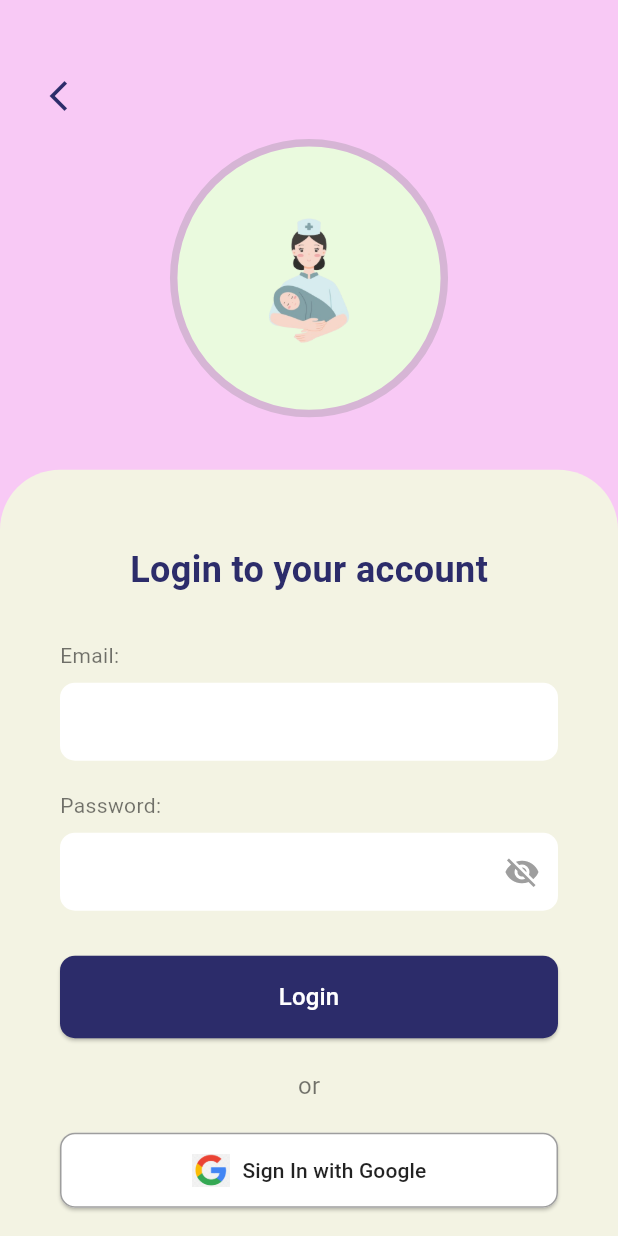
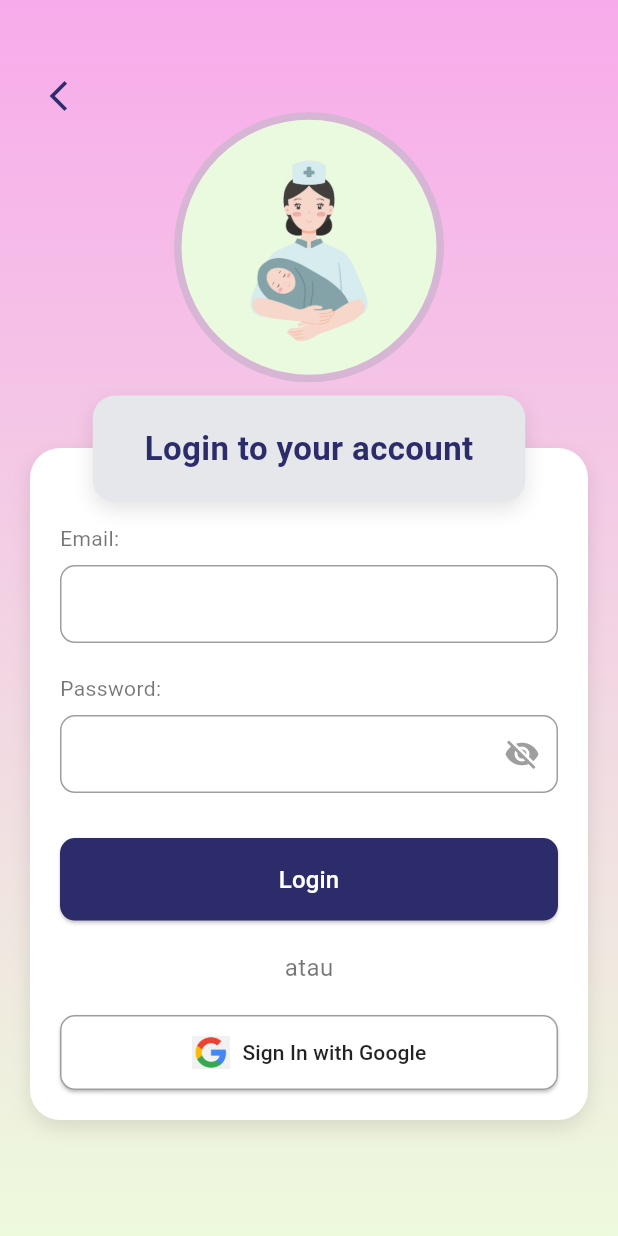
Before and after one commit to Asddqphn1/app_partograf, a Flutter app: the screen it shows after launch, after a tap on "Masuk", on a phone screen of 412 x 824 dp. Run offline on Flutter 3.47's test engine with Material 3 defaults, Android fonts, the light colour scheme and no system bars; our stand-ins replace cloud_firestore, firebase_auth, firebase_core, google_sign_in, webview_flutter; accounts and stored records are empty.

Commit message:
🔥feat: Enhance login and registration screens with improved UI and validation

```diff
--- a/lib/modules/home/login.dart
+++ b/lib/modules/home/login.dart
@@ -1,7 +1,6 @@
 import 'package:firebase_auth/firebase_auth.dart';
 import 'package:flutter/material.dart';
 import 'package:partograf/modules/home/home.dart';
-// NEW: Import required packages for Google Sign-In and Firestore
 import 'package:google_sign_in/google_sign_in.dart';
 import 'package:cloud_firestore/cloud_firestore.dart';
 
@@ -17,7 +16,6 @@ class _LoginScreenState extends State<LoginScreen> {
   final TextEditingController emailController = TextEditingController();
   final TextEditingController passwordController = TextEditingController();
   final FirebaseAuth _auth = FirebaseAuth.instance;
-  // NEW: Add Firestore instance
   final FirebaseFirestore _firestore = FirebaseFirestore.instance;
 
 
@@ -77,48 +75,38 @@ class _LoginScreenState extends State<LoginScreen> {
     }
   }
 
-  // NEW: Function to handle Google Sign-In
+  // Function to handle Google Sign-In
   Future<void> _signInWithGoogle() async {
     setState(() {
       _isLoading = true;
     });
 
     try {
-      // 1. Trigger the authentication flow
       final GoogleSignInAccount? googleUser = await GoogleSignIn().signIn();
 
-      // Handle case where user cancels the sign-in
       if (googleUser == null) {
         setState(() => _isLoading = false);
         return;
       }
 
-      // 2. Obtain the auth details from the request
       final GoogleSignInAuthentication googleAuth = await googleUser.authentication;
-
-      // 3. Create a new credential for Firebase
       final OAuthCredential credential = GoogleAuthProvider.credential(
         accessToken: googleAuth.accessToken,
         idToken: googleAuth.idToken,
       );
 
-      // 4. Sign in to Firebase with the credential
       final UserCredential userCredential = await _auth.signInWithCredential(credential);
       final User? user = userCredential.user;
 
       if (user != null) {
-        // 5. Check if user is new, if so, save data to Firestore
         if (userCredential.additionalUserInfo?.isNewUser ?? false) {
-          // Extract name from email as requested (e.g., 'example' from 'example@gmail.com')
           String nameFromEmail = user.email!.split('@')[0];
-
           await _firestore.collection('user').doc(user.uid).set({
-            'nama': user.displayName ?? nameFromEmail, // Use display name if available, otherwise use extracted name
+            'nama': user.displayName ?? nameFromEmail,
             'email': user.email,
-            'createdAt': FieldValue.serverTimestamp(), // Set creation timestamp
+            'createdAt': FieldValue.serverTimestamp(),
           });
         }
-        // 6. Navigate to Home Screen
         if (mounted) {
           Navigator.pushReplacement(
             context,
@@ -150,15 +138,16 @@ class _LoginScreenState extends State<LoginScreen> {
 
   Future<void> _handleLogin(User? user) async {
     try {
-      // Cek apakah email sudah diverifikasi
-      if (user?.emailVerified ?? false) {
-        // Jika email sudah diverifikasi, lanjutkan ke halaman Home
+      // Reload user to get the latest email verification status
+      await user?.reload();
+      final refreshedUser = _auth.currentUser;
+
+      if (refreshedUser?.emailVerified ?? false) {
         Navigator.pushReplacement(
           context,
-          MaterialPageRoute(builder: (context) => Home(user: user!.uid)),
+          MaterialPageRoute(builder: (context) => Home(user: refreshedUser!.uid)),
         );
       } else {
-        // Jika email belum diverifikasi, beri tahu pengguna untuk memeriksa email mereka
         ScaffoldMessenger.of(context).showSnackBar(
           const SnackBar(content: Text('Email Anda belum diverifikasi. Silakan periksa email Anda.')),
         );
@@ -185,20 +174,32 @@ class _LoginScreenState extends State<LoginScreen> {
     final size = MediaQuery.of(context).size;
 
     return Scaffold(
-      body: Stack(
+      // 2. Background diubah menjadi gradien
+      body: Container(
+        width: double.infinity,
+        height: double.infinity,
+        decoration: const BoxDecoration(
+          gradient: LinearGradient(
+            colors: [Color(0xFFF8ABEB), Color(0xFFEDFADC)],
+            begin: Alignment.topCenter,
+            end: Alignment.bottomCenter,
+          ),
+        ),
+        child: Stack(
           children: [
-          // Bagian atas dengan warna ungu dan gambar
+            // Bagian atas dengan gambar
             Positioned(
               top: 0,
               left: 0,
               right: 0,
-            height: size.height * 0.45,
+              height: size.height * 0.4,
               child: Container(
-              color: const Color(0xFFF8C9F5),
+                color: Colors.transparent, // Dibuat transparan agar gradien terlihat
                 child: Center(
+                  // 1. Ukuran circle dan gambar diperkecil
                   child: Container(
-                  width: size.width * 0.45,
-                  height: size.width * 0.45,
+                    width: 180,
+                    height: 180,
                     decoration: BoxDecoration(
                       color: const Color(0xFFEAFADE),
                       shape: BoxShape.circle,
@@ -210,7 +211,8 @@ class _LoginScreenState extends State<LoginScreen> {
                     child: Center(
                       child: Image.asset(
                         'assets/images/bidan.png',
-                      height: size.width * 0.25,
+                        height: 150, // Disesuaikan
+                        fit: BoxFit.contain,
                         errorBuilder: (context, error, stackTrace) {
                           return const Icon(Icons.error, size: 60, color: Colors.grey);
                         },
@@ -222,38 +224,33 @@ class _LoginScreenState extends State<LoginScreen> {
             ),
             // Bagian bawah dengan form login
             Positioned(
-            top: size.height * 0.38,
+              top: size.height * 0.32, // Posisi disesuaikan
               left: 0,
               right: 0,
               bottom: 0,
-            child: Container(
-              decoration: const BoxDecoration(
-                color: Color(0xFFF3F3E3),
-                borderRadius: BorderRadius.only(
-                  topLeft: Radius.circular(40),
-                  topRight: Radius.circular(40),
+              child: SingleChildScrollView(
+                child: Stack(
+                  alignment: Alignment.topCenter,
+                  children: [
+                    // Kartu form utama
+                    Container(
+                      margin: const EdgeInsets.only(top: 35, left: 20, right: 20, bottom: 20),
+                      decoration: BoxDecoration(
+                        color: Colors.white,
+                        borderRadius: BorderRadius.circular(20),
+                        boxShadow: [
+                          BoxShadow(
+                            color: Colors.black.withOpacity(0.1),
+                            blurRadius: 10,
+                            offset: const Offset(0, 5),
                           ),
+                        ],
                       ),
-              child: SingleChildScrollView(
-                padding: const EdgeInsets.symmetric(horizontal: 40, vertical: 30),
+                      child: Padding(
+                        padding: const EdgeInsets.fromLTRB(20, 50, 20, 20),
                         child: Column(
                           crossAxisAlignment: CrossAxisAlignment.start,
                           children: [
-                    const SizedBox(height: 20),
-                    // Judul Form
-                    const Center(
-                      child: Text(
-                        'Login to your account',
-                        style: TextStyle(
-                          fontSize: 24,
-                          fontWeight: FontWeight.bold,
-                          color: Color(0xFF2C2C6A),
-                        ),
-                      ),
-                    ),
-                    const SizedBox(height: 30),
-
-                    // Label dan Input Email
                             const Text('Email:', style: TextStyle(color: Colors.black54)),
                             const SizedBox(height: 8),
                             TextField(
@@ -264,14 +261,16 @@ class _LoginScreenState extends State<LoginScreen> {
                                 fillColor: Colors.white,
                                 border: OutlineInputBorder(
                                   borderRadius: BorderRadius.circular(10),
-                          borderSide: BorderSide.none,
+                                  borderSide: const BorderSide(color: Colors.grey),
+                                ),
+                                enabledBorder: OutlineInputBorder(
+                                  borderRadius: BorderRadius.circular(10),
+                                  borderSide: const BorderSide(color: Colors.grey),
                                 ),
                                 contentPadding: const EdgeInsets.symmetric(horizontal: 16, vertical: 14),
                               ),
                             ),
                             const SizedBox(height: 20),
-
-                    // Label dan Input Password
                             const Text('Password:', style: TextStyle(color: Colors.black54)),
                             const SizedBox(height: 8),
                             TextField(
@@ -282,7 +281,11 @@ class _LoginScreenState extends State<LoginScreen> {
                                 fillColor: Colors.white,
                                 border: OutlineInputBorder(
                                   borderRadius: BorderRadius.circular(10),
-                          borderSide: BorderSide.none,
+                                  borderSide: const BorderSide(color: Colors.grey),
+                                ),
+                                enabledBorder: OutlineInputBorder(
+                                  borderRadius: BorderRadius.circular(10),
+                                  borderSide: const BorderSide(color: Colors.grey),
                                 ),
                                 contentPadding: const EdgeInsets.symmetric(horizontal: 16, vertical: 14),
                                 suffixIcon: IconButton(
@@ -299,8 +302,6 @@ class _LoginScreenState extends State<LoginScreen> {
                               ),
                             ),
                             const SizedBox(height: 30),
-
-                    // Tombol Login
                             SizedBox(
                               width: double.infinity,
                               child: ElevatedButton(
@@ -326,23 +327,19 @@ class _LoginScreenState extends State<LoginScreen> {
                               ),
                             ),
                             const SizedBox(height: 20),
-
-                    // Pemisah "or"
                             const Center(
                               child: Text(
-                        'or',
+                                'atau',
                                 style: TextStyle(color: Colors.black54, fontSize: 16),
                               ),
                             ),
                             const SizedBox(height: 20),
-
-                    // MODIFIED: Tombol Sign In with Google is now active
                             SizedBox(
                               width: double.infinity,
                               child: ElevatedButton.icon(
-                        onPressed: _isLoading ? null : _signInWithGoogle, // Call the new function
+                                onPressed: _isLoading ? null : _signInWithGoogle,
                                 icon: Image.asset(
-                          'assets/images/google_icon.png', // Pastikan Anda punya logo Google di assets
+                                  'assets/images/google_icon.png',
                                   height: 22,
                                 ),
                                 label: const Text(
@@ -365,8 +362,37 @@ class _LoginScreenState extends State<LoginScreen> {
                         ),
                       ),
                     ),
+                    // Kartu judul yang tumpang tindih
+                    Container(
+                      width: size.width * 0.7,
+                      padding: const EdgeInsets.symmetric(vertical: 20),
+                      decoration: BoxDecoration(
+                        color: const Color(0xFFE5E7EB),
+                        borderRadius: BorderRadius.circular(15),
+                        boxShadow: [
+                          BoxShadow(
+                            color: Colors.black.withOpacity(0.1),
+                            blurRadius: 10,
+                            offset: const Offset(0, 5),
                           ),
-          // Tombol kembali (opsional, jika diperlukan)
+                        ],
+                      ),
+                      child: const Center(
+                        child: Text(
+                          'Login to your account',
+                          style: TextStyle(
+                            fontSize: 22,
+                            fontWeight: FontWeight.bold,
+                            color: Color(0xFF2C2C6A),
+                          ),
+                        ),
+                      ),
+                    ),
+                  ],
+                ),
+              ),
+            ),
+            // Tombol kembali
             Positioned(
               top: 40,
               left: 15,
@@ -377,6 +403,7 @@ class _LoginScreenState extends State<LoginScreen> {
             ),
           ],
         ),
+      ),
     );
   }
 }
```
Also changed, not shown: lib/modules/home/register.dart (+134 -162 lines). Lines whose indentation alone changed are shown as unchanged.
